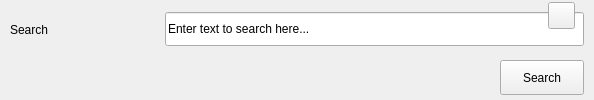
This is bqViewer/ui/old/SearchForm.ui in bq/cervantes as Qt 5 draws it before an edit. The edited form follows.
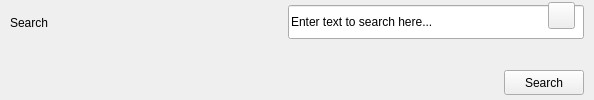
This is the edited form. Custom widgets are drawn as their Qt base class.

```diff
--- a/bqViewer/ui/old/SearchForm.ui
+++ b/bqViewer/ui/old/SearchForm.ui
@@ -78,8 +78,8 @@
        <widget class="QLabel" name="searchLabel">
         <property name="minimumSize">
          <size>
-          <width>150</width>
-          <height>50</height>
+          <width>106</width>
+          <height>35</height>
          </size>
         </property>
         <property name="maximumSize">
@@ -110,8 +110,8 @@
        <widget class="MyQLineEdit" name="searchLineEdit">
         <property name="minimumSize">
          <size>
-          <width>419</width>
-          <height>34</height>
+          <width>296</width>
+          <height>24</height>
          </size>
         </property>
         <property name="maximumSize">
@@ -203,8 +203,8 @@
         <widget class="QPushButton" name="searchButton">
          <property name="minimumSize">
           <size>
-           <width>84</width>
-           <height>35</height>
+           <width>59</width>
+           <height>25</height>
           </size>
          </property>
          <property name="maximumSize">
```
Left out of the diff: 14 changed lines with no effect on the pictures.
